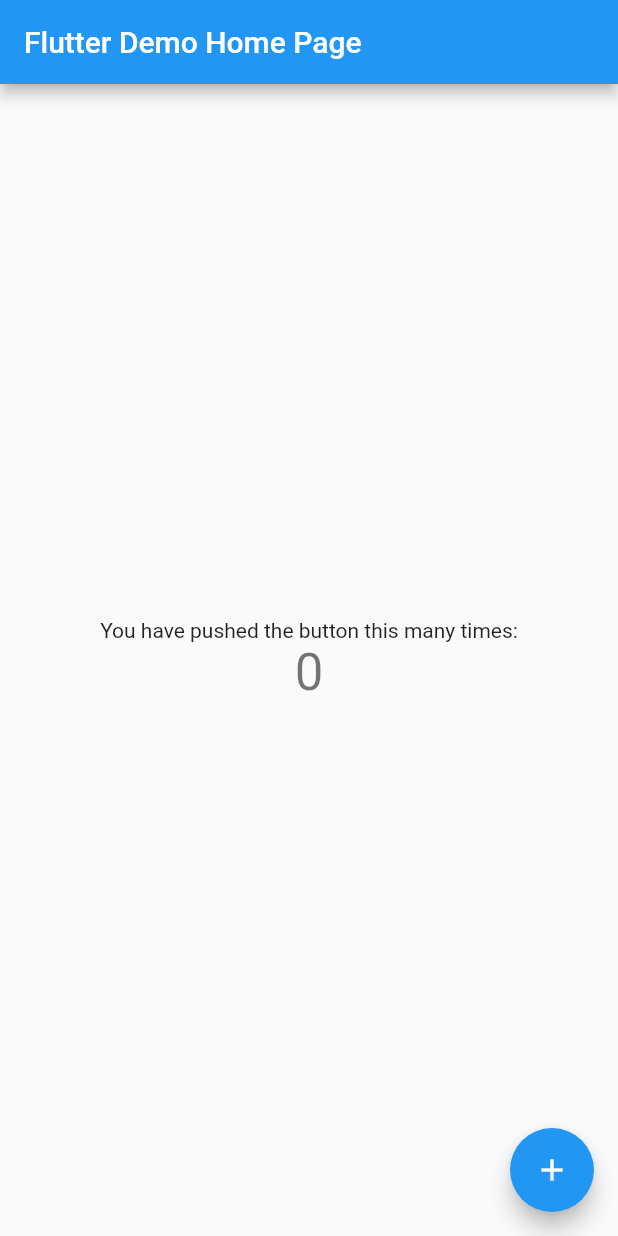
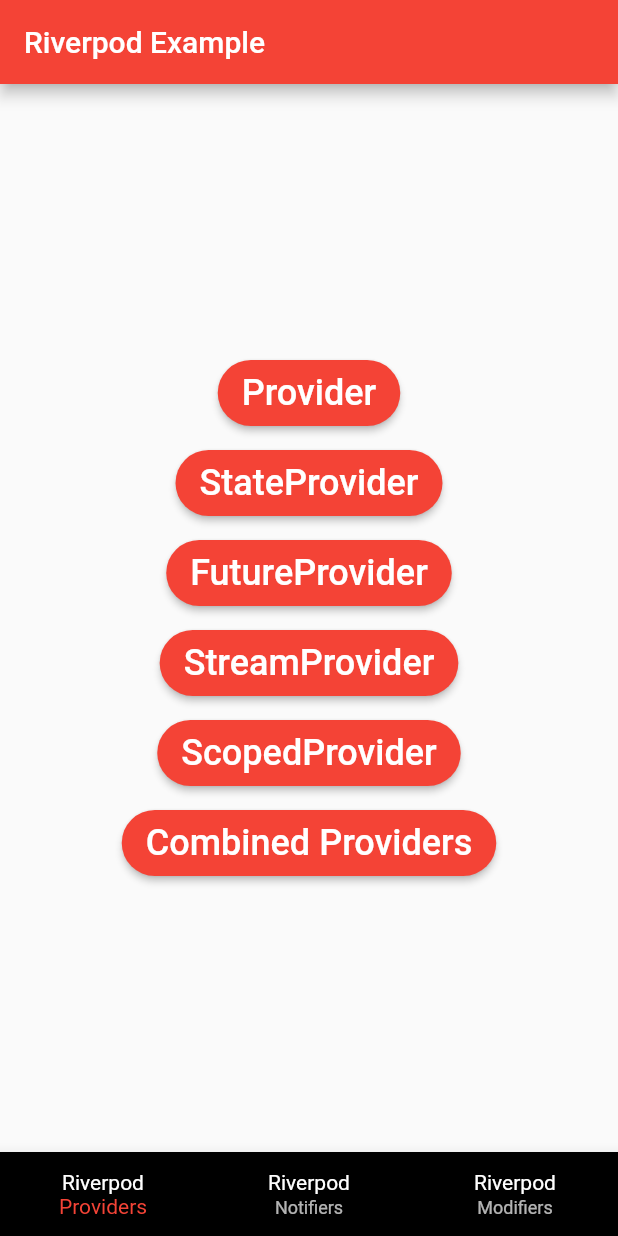
Before and after one commit to bl1nkker/flutter-riverpod-samples, a Flutter app: the screen it shows after launch, on a phone screen of 412 x 824 dp. Run offline on Flutter 3.47's test engine with Material 2 defaults, Android fonts, the light colour scheme and no system bars; our stand-ins replace flutter_riverpod.

Commit message:
feat: added project widgets

```diff
--- a/riverpod_providers/lib/main.dart
+++ b/riverpod_providers/lib/main.dart
@@ -1,115 +1,111 @@
 import 'package:flutter/material.dart';
+import 'package:flutter_riverpod/flutter_riverpod.dart';
+import 'package:riverpod_providers/widgets/button_widget.dart';
 
-void main() {
-  runApp(const MyApp());
+void main() => runApp(ProviderScope(child: MyApp()));
+
+class MyApp extends StatelessWidget {
+  static const String title = 'Riverpod Example';
+
+  @override
+  Widget build(BuildContext context) => MaterialApp(
+        debugShowCheckedModeBanner: false,
+        title: title,
+        theme: ThemeData(
+          primaryColor: Colors.black,
+          primarySwatch: Colors.red,
+          bottomNavigationBarTheme: const BottomNavigationBarThemeData(
+            backgroundColor: Colors.black,
+            selectedItemColor: Colors.red,
+            unselectedItemColor: Colors.white70,
+          ),
+        ),
+        home: HomePage(),
+      );
 }
 
-class MyApp extends StatelessWidget {
-  const MyApp({Key? key}) : super(key: key);
-
-  // This widget is the root of your application.
+class HomePage extends StatefulWidget {
   @override
-  Widget build(BuildContext context) {
-    return MaterialApp(
-      title: 'Flutter Demo',
-      theme: ThemeData(
-        // This is the theme of your application.
-        //
-        // Try running your application with "flutter run". You'll see the
-        // application has a blue toolbar. Then, without quitting the app, try
-        // changing the primarySwatch below to Colors.green and then invoke
-        // "hot reload" (press "r" in the console where you ran "flutter run",
-        // or simply save your changes to "hot reload" in a Flutter IDE).
-        // Notice that the counter didn't reset back to zero; the application
-        // is not restarted.
-        primarySwatch: Colors.blue,
-      ),
-      home: const MyHomePage(title: 'Flutter Demo Home Page'),
-    );
-  }
+  _HomePageState createState() => _HomePageState();
 }
 
-class MyHomePage extends StatefulWidget {
-  const MyHomePage({Key? key, required this.title}) : super(key: key);
-
-  // This widget is the home page of your application. It is stateful, meaning
-  // that it has a State object (defined below) that contains fields that affect
-  // how it looks.
-
-  // This class is the configuration for the state. It holds the values (in this
-  // case the title) provided by the parent (in this case the App widget) and
-  // used by the build method of the State. Fields in a Widget subclass are
-  // always marked "final".
-
-  final String title;
-
-  @override
-  State<MyHomePage> createState() => _MyHomePageState();
-}
-
-class _MyHomePageState extends State<MyHomePage> {
-  int _counter = 0;
-
-  void _incrementCounter() {
-    setState(() {
-      // This call to setState tells the Flutter framework that something has
-      // changed in this State, which causes it to rerun the build method below
-      // so that the display can reflect the updated values. If we changed
-      // _counter without calling setState(), then the build method would not be
-      // called again, and so nothing would appear to happen.
-      _counter++;
-    });
-  }
+class _HomePageState extends State<HomePage> {
+  int index = 0;
 
   @override
   Widget build(BuildContext context) {
-    // This method is rerun every time setState is called, for instance as done
-    // by the _incrementCounter method above.
-    //
-    // The Flutter framework has been optimized to make rerunning build methods
-    // fast, so that you can just rebuild anything that needs updating rather
-    // than having to individually change instances of widgets.
     return Scaffold(
       appBar: AppBar(
-        // Here we take the value from the MyHomePage object that was created by
-        // the App.build method, and use it to set our appbar title.
-        title: Text(widget.title),
+        title: const Text(MyApp.title),
       ),
-      body: Center(
-        // Center is a layout widget. It takes a single child and positions it
-        // in the middle of the parent.
-        child: Column(
-          // Column is also a layout widget. It takes a list of children and
-          // arranges them vertically. By default, it sizes itself to fit its
-          // children horizontally, and tries to be as tall as its parent.
-          //
-          // Invoke "debug painting" (press "p" in the console, choose the
-          // "Toggle Debug Paint" action from the Flutter Inspector in Android
-          // Studio, or the "Toggle Debug Paint" command in Visual Studio Code)
-          // to see the wireframe for each widget.
-          //
-          // Column has various properties to control how it sizes itself and
-          // how it positions its children. Here we use mainAxisAlignment to
-          // center the children vertically; the main axis here is the vertical
-          // axis because Columns are vertical (the cross axis would be
-          // horizontal).
-          mainAxisAlignment: MainAxisAlignment.center,
-          children: <Widget>[
-            const Text(
-              'You have pushed the button this many times:',
-            ),
-            Text(
-              '$_counter',
-              style: Theme.of(context).textTheme.headline4,
-            ),
-          ],
-        ),
+      body: Center(child: buildPages()),
+      bottomNavigationBar: BottomNavigationBar(
+        currentIndex: index,
+        items: const [
+          BottomNavigationBarItem(
+            icon: Text('Riverpod', style: TextStyle(color: Colors.white)),
+            label: 'Providers',
+          ),
+          BottomNavigationBarItem(
+            icon: Text('Riverpod', style: TextStyle(color: Colors.white)),
+            label: 'Notifiers',
+          ),
+          BottomNavigationBarItem(
+            icon: Text('Riverpod', style: TextStyle(color: Colors.white)),
+            label: 'Modifiers',
+          ),
+        ],
+        onTap: (int index) => setState(() => this.index = index),
       ),
-      floatingActionButton: FloatingActionButton(
-        onPressed: _incrementCounter,
-        tooltip: 'Increment',
-        child: const Icon(Icons.add),
-      ), // This trailing comma makes auto-formatting nicer for build methods.
     );
   }
+
+  Widget buildPages() {
+    switch (index) {
+      case 0:
+        return buildProviderPage(context);
+      default:
+        return Container();
+    }
+  }
+
+  Widget buildProviderPage(BuildContext context) => Column(
+        mainAxisAlignment: MainAxisAlignment.center,
+        children: [
+          ButtonWidget(
+            text: 'Provider',
+            onClicked: () => navigateTo(context, ProviderPage()),
+          ),
+          const SizedBox(height: 12),
+          ButtonWidget(
+            text: 'StateProvider',
+            onClicked: () => navigateTo(context, StateProviderPage()),
+          ),
+          const SizedBox(height: 12),
+          ButtonWidget(
+            text: 'FutureProvider',
+            onClicked: () => navigateTo(context, FutureProviderPage()),
+          ),
+          const SizedBox(height: 12),
+          ButtonWidget(
+            text: 'StreamProvider',
+            onClicked: () => navigateTo(context, StreamProviderPage()),
+          ),
+          const SizedBox(height: 12),
+          ButtonWidget(
+            text: 'ScopedProvider',
+            onClicked: () => navigateTo(context, ScopedProviderPage()),
+          ),
+          const SizedBox(height: 12),
+          ButtonWidget(
+            text: 'Combined Providers',
+            onClicked: () => navigateTo(context, CombinedProvidersPage()),
+          ),
+        ],
+      );
+
+  void navigateTo(BuildContext context, Widget page) =>
+      Navigator.of(context).push(
+        MaterialPageRoute(builder: (BuildContext context) => page),
+      );
 }
--- /dev/null
+++ b/riverpod_providers/lib/widgets/button_widget.dart
@@ -0,0 +1,24 @@
+import 'package:flutter/material.dart';
+
+class ButtonWidget extends StatelessWidget {
+  final String text;
+  final VoidCallback onClicked;
+
+  const ButtonWidget({
+    required this.text,
+    required this.onClicked,
+  });
+
+  @override
+  Widget build(BuildContext context) => RaisedButton(
+        child: Text(
+          text,
+          style: const TextStyle(fontSize: 24),
+        ),
+        shape: const StadiumBorder(),
+        color: Theme.of(context).colorScheme.secondary,
+        padding: const EdgeInsets.symmetric(horizontal: 16, vertical: 8),
+        textColor: Colors.white,
+        onPressed: onClicked,
+      );
+}
--- /dev/null
+++ b/riverpod_providers/lib/widgets/text_widget.dart
@@ -0,0 +1,13 @@
+import 'package:flutter/material.dart';
+
+class TextWidget extends StatelessWidget {
+  final String text;
+
+  const TextWidget(this.text);
+
+  @override
+  Widget build(BuildContext context) => Text(
+        text,
+        style: const TextStyle(fontSize: 62),
+      );
+}
```
Also changed, not shown: riverpod_providers/pubspec.yaml (+5 -15 lines), riverpod_providers/pubspec.lock, 1 other file.
